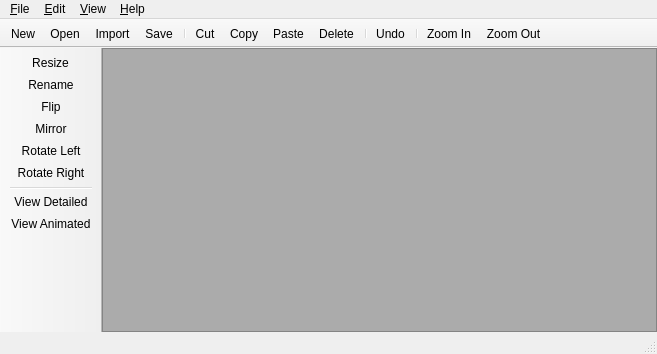
This is ui/main.ui in tunalad/qthon as Qt 5 draws it before an edit. The edited form follows.
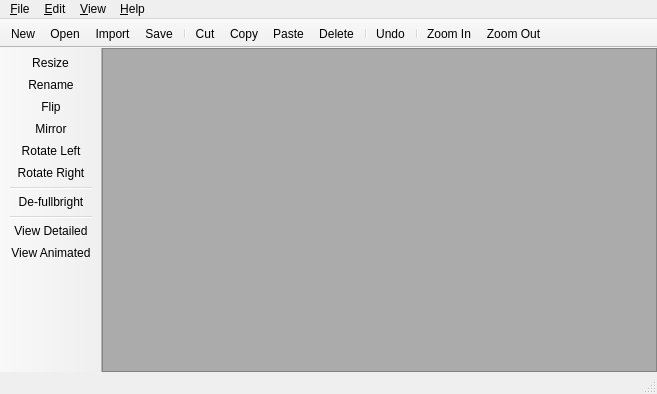
This is the edited form. Icons and pictures are not drawn.

```diff
--- a/ui/main.ui
+++ b/ui/main.ui
@@ -7,7 +7,7 @@
     <x>0</x>
     <y>0</y>
     <width>657</width>
-    <height>354</height>
+    <height>394</height>
    </rect>
   </property>
   <property name="minimumSize">
@@ -262,6 +262,8 @@
    <addaction name="actionRotate_Left"/>
    <addaction name="actionRotate_Right"/>
    <addaction name="separator"/>
+   <addaction name="actionDefullbright"/>
+   <addaction name="separator"/>
    <addaction name="actionView_Detailed"/>
    <addaction name="actionView_Animated"/>
   </widget>
```
Left out of the diff: 7 changed lines with no effect on the pictures.
